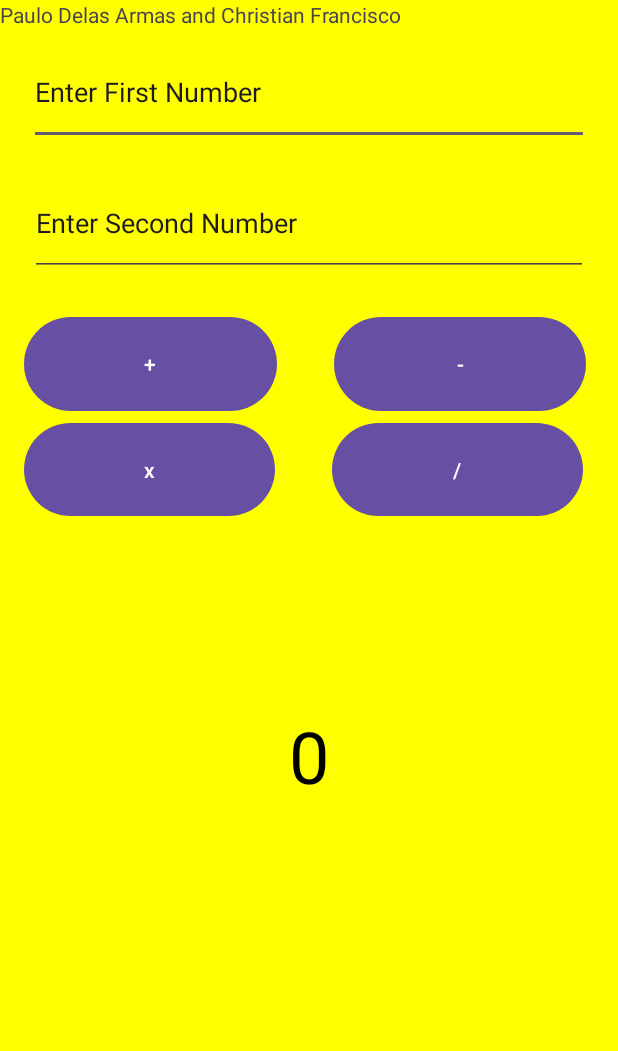
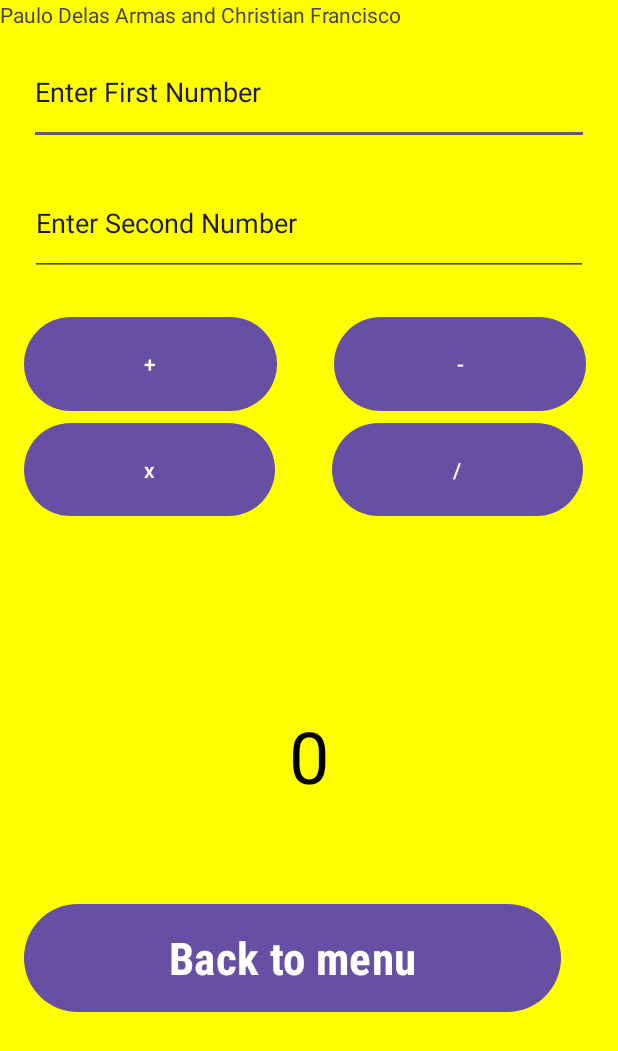
Before and after one commit to WenDEVLIFE/ACTIVITY77, an Android app: the MainActivity screen opened directly, with no data from a screen before it, on a phone screen of 412 x 824 dp. Shown: the top 1051 px of the screen. Run offline under Robolectric (Android 15) with nearby library versions, the light colour scheme and no system bars.

Commit message:
Added back button on the MainActivity an to the activity_main.xml

```diff
--- a/app/src/main/java/com/example/activity77/MainActivity.kt
+++ b/app/src/main/java/com/example/activity77/MainActivity.kt
@@ -34,6 +34,11 @@ class MainActivity : AppCompatActivity() {
         findViewById<Button>(R.id.button9).setOnClickListener { calculate("-") }
         findViewById<Button>(R.id.button10).setOnClickListener { calculate("×") }
         findViewById<Button>(R.id.button11).setOnClickListener { calculate("/") }
+        findViewById<Button>(R.id.buttonback).setOnClickListener {
+            val intent = android.content.Intent(this, ProfileActivity::class.java)
+            startActivity(intent)
+            finish() // Close the MainActivity
+        }
     }
 
     private fun calculate(operation: String) {
--- a/app/src/main/res/layout/activity_main.xml
+++ b/app/src/main/res/layout/activity_main.xml
@@ -15,14 +15,17 @@
         android:orientation="vertical"
         app:layout_constraintBottom_toBottomOf="parent"
         app:layout_constraintEnd_toEndOf="parent"
+        app:layout_constraintHorizontal_bias="0.0"
         app:layout_constraintStart_toStartOf="parent"
-        app:layout_constraintTop_toTopOf="parent">
+        app:layout_constraintTop_toTopOf="parent"
+        app:layout_constraintVertical_bias="1.0">
 
         <TextView
             android:id="@+id/textView3"
             android:layout_width="match_parent"
             android:layout_height="wrap_content"
             android:text="Paulo Delas Armas and Christian Francisco" />
+
     </LinearLayout>
 
     <TextView
@@ -117,4 +120,21 @@
         app:layout_constraintStart_toEndOf="@+id/button10"
         app:layout_constraintTop_toBottomOf="@+id/button8" />
 
+    <Button
+        android:id="@+id/buttonback"
+        android:layout_width="0dp"
+        android:layout_height="80dp"
+        android:layout_marginStart="16dp"
+        android:layout_marginEnd="38dp"
+        android:layout_marginTop="40dp"
+        android:layout_marginBottom="123dp"
+        android:text="Back to menu"
+        android:fontFamily="sans-serif-condensed"
+        android:textStyle="bold"
+        android:textSize="30dp"
+        app:layout_constraintBottom_toBottomOf="parent"
+        app:layout_constraintEnd_toEndOf="parent"
+        app:layout_constraintStart_toStartOf="parent"
+        app:layout_constraintTop_toBottomOf="@+id/resultText" />
+
 </androidx.constraintlayout.widget.ConstraintLayout>
```
